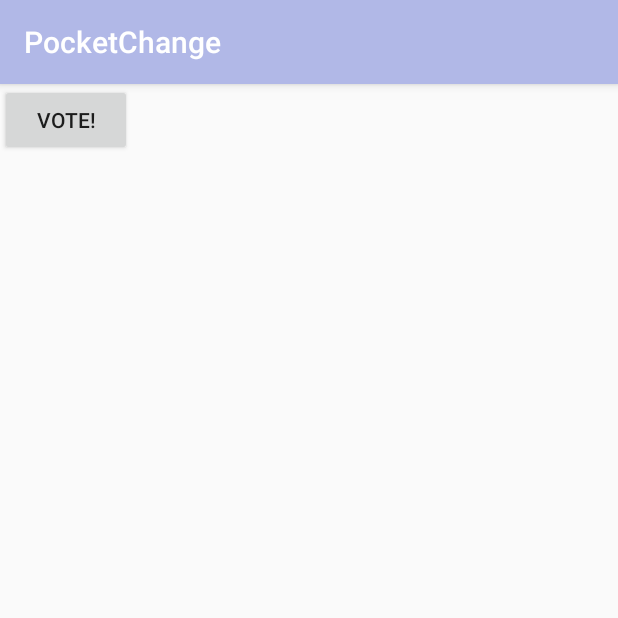
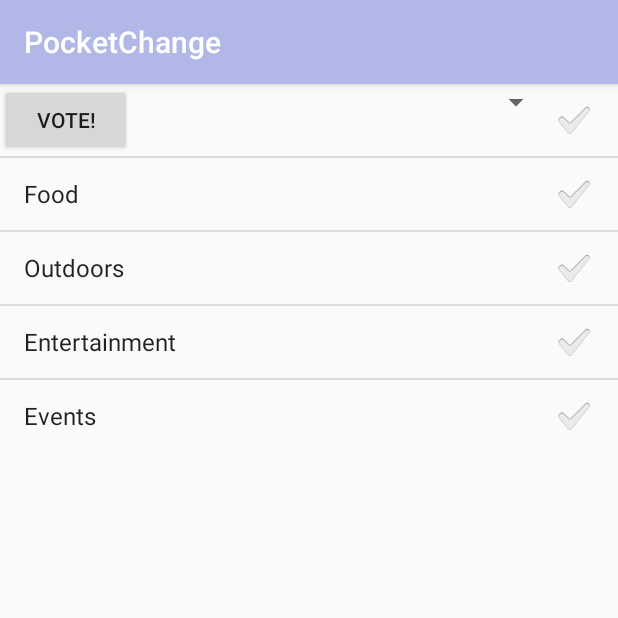
Before and after one commit to blueD2/PocketChange, an Android app: the VotingActivity screen opened directly, with no data from a screen before it, on a phone screen of 412 x 824 dp, the top half of it. Run offline under Robolectric (Android 15) with nearby library versions, the phone set to English and light mode, and no system bars.

Commit message:
voting stuffs

```diff
--- a/app/src/main/java/io/github/elenigeorgiou/pocketchange/VotingActivity.java
+++ b/app/src/main/java/io/github/elenigeorgiou/pocketchange/VotingActivity.java
@@ -2,12 +2,48 @@ package io.github.elenigeorgiou.pocketchange;
 
 import android.support.v7.app.AppCompatActivity;
 import android.os.Bundle;
+import android.view.View;
+import android.widget.ArrayAdapter;
+import android.widget.Button;
+import android.widget.CheckedTextView;
+import android.widget.ListView;
+import android.widget.Toast;
+
+import java.util.ArrayList;
 
 public class VotingActivity extends AppCompatActivity {
+    private String[] options = {
+            "Media", "Food", "Outdoors", "Entertainment", "Events"
+    };
+    ListView listview;
 
     @Override
     protected void onCreate(Bundle savedInstanceState) {
         super.onCreate(savedInstanceState);
         setContentView(R.layout.activity_voting);
+
+
+        Button vote = (Button) findViewById(R.id.voteButton);
+
+        listview = findViewById(R.id.list);
+        listview.setChoiceMode(listview.CHOICE_MODE_MULTIPLE);
+
+
+        listview.setTextFilterEnabled(true);
+
+        listview.setAdapter(new ArrayAdapter<String>(this,
+                    android.R.layout.simple_list_item_checked,options));
+
+        listview.getCheckedItemPositions();
+
+        vote.setOnClickListener(new View.OnClickListener() {
+            @Override
+            public void onClick(View view) {
+                //ArrayList<Boolean> checked = listview.getCheckedItemPositions();
+            }
+        });
+
     }
+
+
 }
--- a/app/src/main/res/layout/activity_voting.xml
+++ b/app/src/main/res/layout/activity_voting.xml
@@ -5,6 +5,15 @@
     android:layout_width="match_parent"
     android:layout_height="match_parent"
     tools:context=".VotingActivity">
+
+
+    <ListView
+        android:id="@+id/list"
+        android:layout_width="match_parent"
+        android:layout_height="wrap_content"
+        android:layout_alignParentLeft="true"
+        android:layout_alignParentTop="true" >
+    </ListView>
 
     <Button
         android:id="@+id/voteButton"
@@ -14,4 +23,11 @@
         tools:layout_editor_absoluteX="148dp"
         tools:layout_editor_absoluteY="408dp" />
 
+    <Spinner
+        android:id="@+id/price"
+        android:layout_width="368dp"
+        android:layout_height="wrap_content"
+        tools:layout_editor_absoluteX="8dp"
+        tools:layout_editor_absoluteY="209dp" />
+
 </android.support.constraint.ConstraintLayout>
```
Also changed, not shown: app/src/main/java/io/github/elenigeorgiou/pocketchange/Dashboard.java (+22 -0 lines), app/src/main/res/layout/activity_dashboard.xml (+25 -9 lines).
